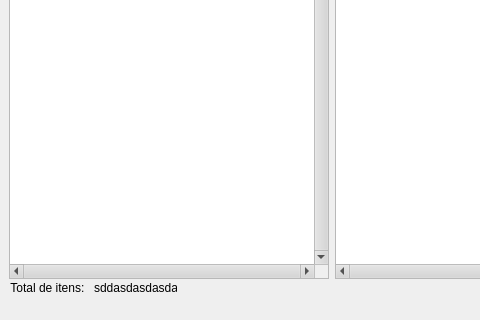
Above: mainloja.ui from DPDck972/interface-loja before the change; both pictures show x 0 to 480 and y 280 to 600 of the 1000 by 600 pixel window. Below: the same form after it.
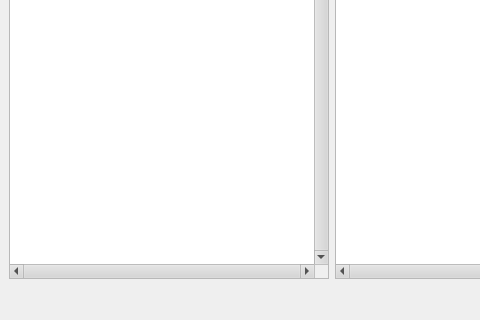
That is the form after the change. Icons and pictures are not drawn.

```diff
--- a/mainloja.ui
+++ b/mainloja.ui
@@ -435,35 +435,6 @@
      </item>
     </layout>
    </widget>
-   <widget class="QWidget" name="">
-    <property name="geometry">
-     <rect>
-      <x>10</x>
-      <y>540</y>
-      <width>167</width>
-      <height>18</height>
-     </rect>
-    </property>
-    <layout class="QHBoxLayout" name="horizontalLayout">
-     <item>
-      <widget class="QLabel" name="Total_itens_label">
-       <property name="text">
-        <string>Total de itens: </string>
-       </property>
-       <property name="alignment">
-        <set>Qt::AlignmentFlag::AlignCenter</set>
-       </property>
-      </widget>
-     </item>
-     <item>
-      <widget class="QLabel" name="Total_tens_value">
-       <property name="text">
-        <string>sddasdasdasdas</string>
-       </property>
-      </widget>
-     </item>
-    </layout>
-   </widget>
   </widget>
   <widget class="QMenuBar" name="menubar">
    <property name="geometry">
```
Left out of the diff: 5 changed lines with no effect on the pictures.
